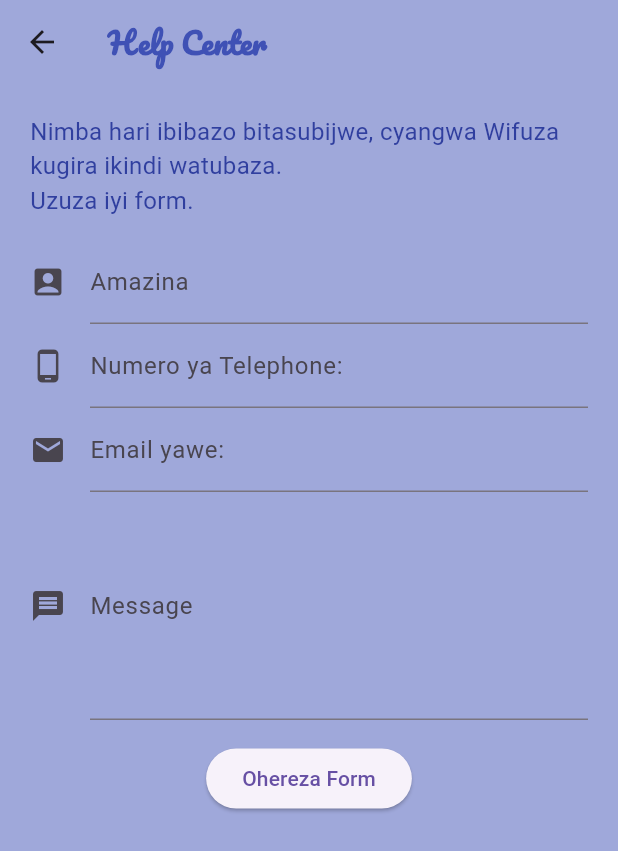
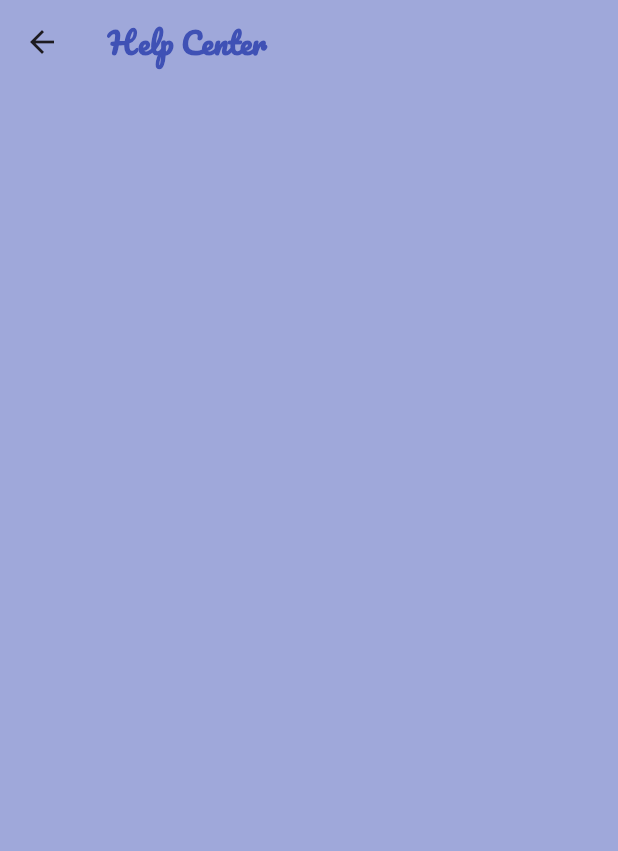
Before and after one commit to Iam-Ntwali/Mpinga, a Flutter app: the HelpPage screen opened by its route, on a phone screen of 412 x 824 dp. Shown: the top 851 px of the screen. Run offline on Flutter 3.47's test engine with Material 3 defaults, Android fonts, the phone set to English and light mode, and no system bars; missing offline and left inert: syncfusion_flutter_pdfviewer.

Commit message:
some changes

```diff
--- a/lib/screens/help_page.dart
+++ b/lib/screens/help_page.dart
@@ -1,5 +1,3 @@
-import 'dart:html';
-
 import 'package:flutter/material.dart';
 
 class HelpPage extends StatefulWidget {
@@ -10,16 +8,6 @@ class HelpPage extends StatefulWidget {
 }
 
 class _HelpPageState extends State<HelpPage> {
-  final _formKey = GlobalKey<FormState>();
-  final TextEditingController _nameController = TextEditingController();
-  final TextEditingController _phoneNumberController = TextEditingController();
-  final TextEditingController _emailController = TextEditingController();
-  final TextEditingController _messageController = TextEditingController();
-
-  Future sendEmail() async {
-    final Url = Uri.parse('https://api.emailjs.com/api/v1.0/email/send');
-  }
-
   @override
   Widget build(BuildContext context) {
     return Scaffold(
@@ -37,100 +25,6 @@ class _HelpPageState extends State<HelpPage> {
           ),
         ),
       ),
-      body: SingleChildScrollView(
-        padding: const EdgeInsets.all(20.0),
-        child: Column(
-          crossAxisAlignment: CrossAxisAlignment.start,
-          children: [
-            Text(
-              'Nimba hari ibibazo bitasubijwe, cyangwa Wifuza kugira ikindi watubaza.\nUzuza iyi form. ',
-              style: TextStyle(
-                  fontSize: 16.0,
-                  fontWeight: FontWeight.normal,
-                  color: Colors.indigo[700]),
-            ),
-            const SizedBox(height: 15.0),
-            Form(
-              key: _formKey,
-              child: Column(
-                children: [
-                  TextFormField(
-                    controller: _nameController,
-                    decoration: const InputDecoration(
-                      icon: Icon(Icons.account_box),
-                      labelText: 'Amazina',
-                      hintText: '',
-                    ),
-                    validator: (value) {
-                      if (value == null || value.isEmpty) {
-                        return '⚠️ Andika Amazina yawe';
-                      }
-                      return null;
-                    },
-                  ),
-                  TextFormField(
-                    controller: _phoneNumberController,
-                    decoration: const InputDecoration(
-                      icon: Icon(Icons.phone_android),
-                      labelText: 'Numero ya Telephone:',
-                      hintText: '',
-                    ),
-                    validator: (value) {
-                      if (value == null || value.isEmpty) {
-                        return '⚠️ Andika Numero yawe ya telephone ';
-                      }
-                      return null;
-                    },
-                  ),
-                  TextFormField(
-                    controller: _emailController,
-                    decoration: const InputDecoration(
-                      icon: Icon(Icons.mail),
-                      labelText: 'Email yawe:',
-                      hintText: '',
-                    ),
-                    validator: (value) {
-                      if (value == null || value.isEmpty) {
-                        return '⚠️ Andika Email yawe';
-                      }
-                      return null;
-                    },
-                  ),
-                  TextFormField(
-                    controller: _messageController,
-                    decoration: const InputDecoration(
-                      icon: Icon(Icons.message),
-                      labelText: 'Message',
-                    ),
-                    minLines: 5,
-                    maxLines: 8,
-                    validator: (value) {
-                      if (value == null || value.isEmpty) {
-                        return '⚠️ Andika ubutumwa bwawe';
-                      }
-                      return null;
-                    },
-                  ),
-                  const SizedBox(height: 15.0),
-                  ElevatedButton(
-                    onPressed: () {
-                      if (_formKey.currentState!.validate()) {
-                        // Send the question with user details
-                        // ... implement logic to send data ...
-                        ScaffoldMessenger.of(context).showSnackBar(
-                          const SnackBar(
-                              content: Text('Your question has been sent!')),
-                        );
-                      }
-                    },
-                    child: const Text('Ohereza Form'),
-                  ),
-                ],
-              ),
-            ),
-          ],
-        ),
-      ),
     );
   }
 }
--- a/pubspec.yaml
+++ b/pubspec.yaml
@@ -13,7 +13,6 @@ dependencies:
   flutter:
     sdk: flutter
   cupertino_icons: ^1.0.2
-  http: ^1.1.2
   syncfusion_flutter_pdfviewer: ^24.1.45
 
 dev_dependencies:
@@ -26,7 +25,7 @@ flutter_launcher_icons:
   android: "launcher_icon"
   ios: "AppIcon"
   image_path: "assets/icons/icon.png"
-  min_sdk_android: 21
+  min_sdk_android: 16
   remove_alpha_ios: true
 # For information on the generic Dart part of this file, see the
 # following page: https://dart.dev/tools/pub/pubspec
```
Also changed, not shown: assets/icons/icon.png, pubspec.lock.
